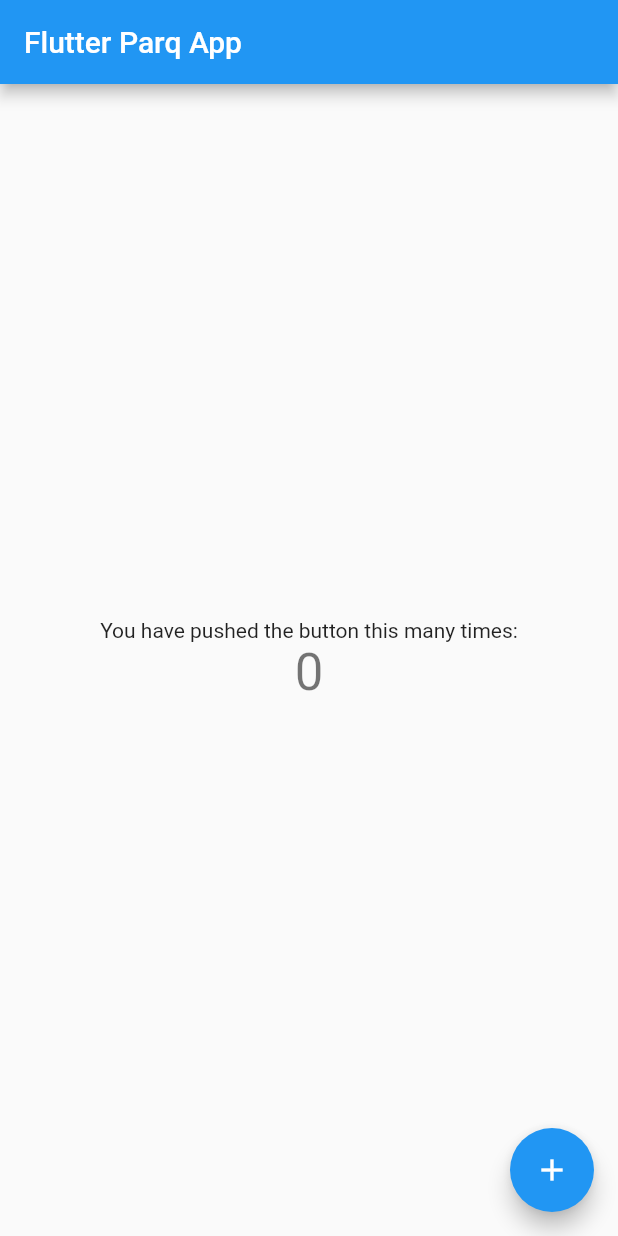
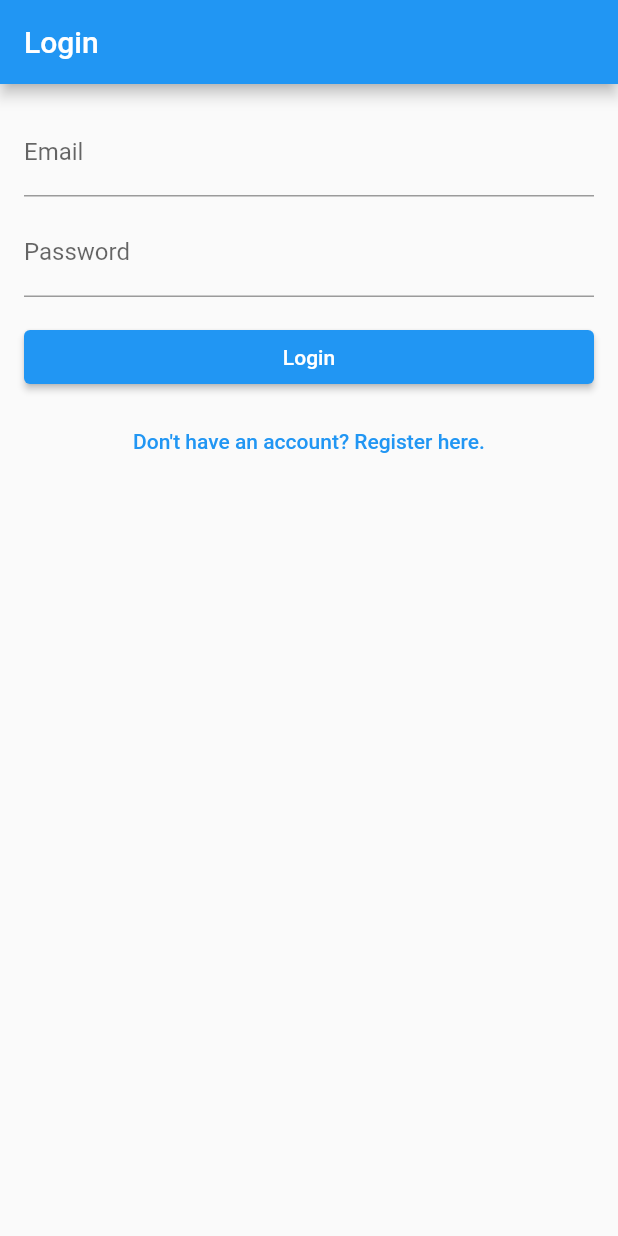
Before and after one commit to RafVanhoegaerden-s128965/IntroMobile, a Flutter app: the screen it shows after launch, on a phone screen of 412 x 824 dp. Run offline on Flutter 3.47's test engine with Material 2 defaults, Android fonts, the phone set to English and light mode, and no system bars; our stand-ins replace cloud_firestore, firebase_core; accounts and stored records are empty.

Commit message:
Changed auth of the app from Firebase Auth to own login system

```diff
--- /dev/null
+++ b/parq_app/lib/constants/routes.dart
@@ -0,0 +1,2 @@
+const loginRoute = '/login/';
+const registerRoute = '/register/';
--- a/parq_app/lib/main.dart
+++ b/parq_app/lib/main.dart
@@ -1,115 +1,48 @@
 import 'package:flutter/material.dart';
+import 'package:firebase_core/firebase_core.dart';
+import 'package:parq_app/views/login_view.dart';
+import 'package:parq_app/views/register_view.dart';
 
-void main() {
+import 'constants/routes.dart';
+
+void main() async {
+  WidgetsFlutterBinding.ensureInitialized();
+  await Firebase.initializeApp();
   runApp(const MyApp());
 }
 
 class MyApp extends StatelessWidget {
   const MyApp({super.key});
 
-  // This widget is the root of your application.
   @override
   Widget build(BuildContext context) {
     return MaterialApp(
-      title: 'Flutter',
+      title: 'Flutter Firebase Demo',
       theme: ThemeData(
-        // This is the theme of your application.
-        //
-        // Try running your application with "flutter run". You'll see the
-        // application has a blue toolbar. Then, without quitting the app, try
-        // changing the primarySwatch below to Colors.green and then invoke
-        // "hot reload" (press "r" in the console where you ran "flutter run",
-        // or simply save your changes to "hot reload" in a Flutter IDE).
-        // Notice that the counter didn't reset back to zero; the application
-        // is not restarted.
         primarySwatch: Colors.blue,
       ),
-      home: const MyHomePage(title: 'Flutter Parq App'),
+      home: const LoginView(),
+      routes: {
+        loginRoute: (context) => const LoginView(),
+        registerRoute: (context) => const RegisterView(),
+      },
     );
   }
 }
 
-class MyHomePage extends StatefulWidget {
-  const MyHomePage({super.key, required this.title});
-
-  // This widget is the home page of your application. It is stateful, meaning
-  // that it has a State object (defined below) that contains fields that affect
-  // how it looks.
-
-  // This class is the configuration for the state. It holds the values (in this
-  // case the title) provided by the parent (in this case the App widget) and
-  // used by the build method of the State. Fields in a Widget subclass are
-  // always marked "final".
-
-  final String title;
+class HomePage extends StatefulWidget {
+  const HomePage({super.key});
 
   @override
-  State<MyHomePage> createState() => _MyHomePageState();
+  State<HomePage> createState() => _HomePageState();
 }
 
-class _MyHomePageState extends State<MyHomePage> {
-  int _counter = 0;
-
-  void _incrementCounter() {
-    setState(() {
-      // This call to setState tells the Flutter framework that something has
-      // changed in this State, which causes it to rerun the build method below
-      // so that the display can reflect the updated values. If we changed
-      // _counter without calling setState(), then the build method would not be
-      // called again, and so nothing would appear to happen.
-      _counter++;
-    });
-  }
-
+class _HomePageState extends State<HomePage> {
   @override
   Widget build(BuildContext context) {
-    // This method is rerun every time setState is called, for instance as done
-    // by the _incrementCounter method above.
-    //
-    // The Flutter framework has been optimized to make rerunning build methods
-    // fast, so that you can just rebuild anything that needs updating rather
-    // than having to individually change instances of widgets.
     return Scaffold(
-      appBar: AppBar(
-        // Here we take the value from the MyHomePage object that was created by
-        // the App.build method, and use it to set our appbar title.
-        title: Text(widget.title),
-      ),
-      body: Center(
-        // Center is a layout widget. It takes a single child and positions it
-        // in the middle of the parent.
-        child: Column(
-          // Column is also a layout widget. It takes a list of children and
-          // arranges them vertically. By default, it sizes itself to fit its
-          // children horizontally, and tries to be as tall as its parent.
-          //
-          // Invoke "debug painting" (press "p" in the console, choose the
-          // "Toggle Debug Paint" action from the Flutter Inspector in Android
-          // Studio, or the "Toggle Debug Paint" command in Visual Studio Code)
-          // to see the wireframe for each widget.
-          //
-          // Column has various properties to control how it sizes itself and
-          // how it positions its children. Here we use mainAxisAlignment to
-          // center the children vertically; the main axis here is the vertical
-          // axis because Columns are vertical (the cross axis would be
-          // horizontal).
-          mainAxisAlignment: MainAxisAlignment.center,
-          children: <Widget>[
-            const Text(
-              'You have pushed the button this many times:',
-            ),
-            Text(
-              '$_counter',
-              style: Theme.of(context).textTheme.headlineMedium,
-            ),
-          ],
-        ),
-      ),
-      floatingActionButton: FloatingActionButton(
-        onPressed: _incrementCounter,
-        tooltip: 'Increment',
-        child: const Icon(Icons.add),
-      ), // This trailing comma makes auto-formatting nicer for build methods.
+      appBar: AppBar(title: const Text('Home')),
+      body: const Text("Hello World"),
     );
   }
 }
--- /dev/null
+++ b/parq_app/lib/views/login_view.dart
@@ -0,0 +1,113 @@
+import 'dart:convert';
+import 'package:flutter/material.dart';
+import 'package:crypto/crypto.dart';
+import 'package:cloud_firestore/cloud_firestore.dart';
+import 'package:parq_app/main.dart';
+
+import '../constants/routes.dart';
+
+class LoginView extends StatefulWidget {
+  const LoginView({super.key});
+
+  @override
+  State<LoginView> createState() => _LoginViewState();
+}
+
+class _LoginViewState extends State<LoginView> {
+  final _formKey = GlobalKey<FormState>();
+  final _emailController = TextEditingController();
+  final _passwordController = TextEditingController();
+
+  void _login() async {
+    final email = _emailController.text;
+    final password = _passwordController.text;
+
+    if (_formKey.currentState!.validate()) {
+      final hashedPassword = sha256.convert(utf8.encode(password)).toString();
+
+      final snapshot = await FirebaseFirestore.instance
+          .collection('users')
+          .where('email', isEqualTo: email)
+          .where('password', isEqualTo: hashedPassword)
+          .get();
+
+      if (snapshot.docs.isNotEmpty) {
+        // Navigate to the home page.
+        Navigator.pushAndRemoveUntil(
+          context,
+          MaterialPageRoute(builder: (context) => const HomePage()),
+          (route) => false,
+        );
+      } else {
+        // Display a snackbar to indicate that login failed.
+        ScaffoldMessenger.of(context).showSnackBar(
+          const SnackBar(
+            content: Text('Incorrect email or password.'),
+          ),
+        );
+      }
+    }
+  }
+
+  @override
+  Widget build(BuildContext context) {
+    return Scaffold(
+      appBar: AppBar(
+        title: const Text('Login'),
+      ),
+      body: SingleChildScrollView(
+        child: Padding(
+          padding: const EdgeInsets.all(16),
+          child: Form(
+            key: _formKey,
+            child: Column(
+              crossAxisAlignment: CrossAxisAlignment.stretch,
+              children: [
+                TextFormField(
+                  controller: _emailController,
+                  decoration: const InputDecoration(labelText: 'Email'),
+                  keyboardType: TextInputType.emailAddress,
+                  validator: (value) {
+                    if (value!.isEmpty) {
+                      return 'Please enter an email address.';
+                    }
+                    if (!value.contains('@') || !value.contains('.')) {
+                      return 'Please enter a valid email address.';
+                    }
+                    return null;
+                  },
+                ),
+                const SizedBox(height: 8),
+                TextFormField(
+                  controller: _passwordController,
+                  decoration: const InputDecoration(labelText: 'Password'),
+                  obscureText: true,
+                  validator: (value) {
+                    if (value!.isEmpty) {
+                      return 'Please enter a password.';
+                    }
+                    return null;
+                  },
+                ),
+                const SizedBox(height: 16),
+                ElevatedButton(
+                  onPressed: _login,
+                  child: const Text('Login'),
+                ),
+                const SizedBox(height: 8),
+                TextButton(
+                  onPressed: () {
+                    // Navigate to the register page.
+                    Navigator.of(context).pushNamedAndRemoveUntil(
+                        registerRoute, (route) => false);
+                  },
+                  child: const Text('Don\'t have an account? Register here.'),
+                ),
+              ],
+            ),
+          ),
+        ),
+      ),
+    );
+  }
+}
```
Also changed, not shown: parq_app/lib/views/register_view.dart (added, +149 -0 lines), parq_app/pubspec.yaml (+3 -4 lines), parq_app/lib/firebase_options.dart (deleted), parq_app/pubspec.lock.
